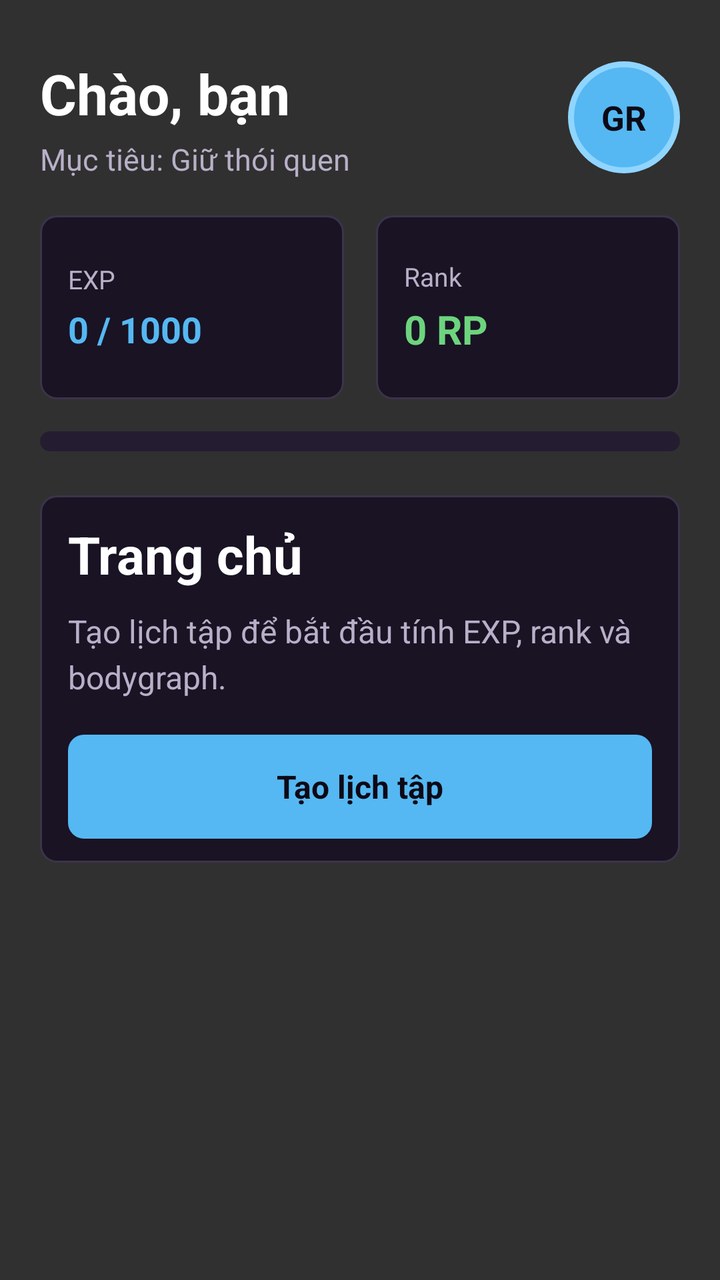
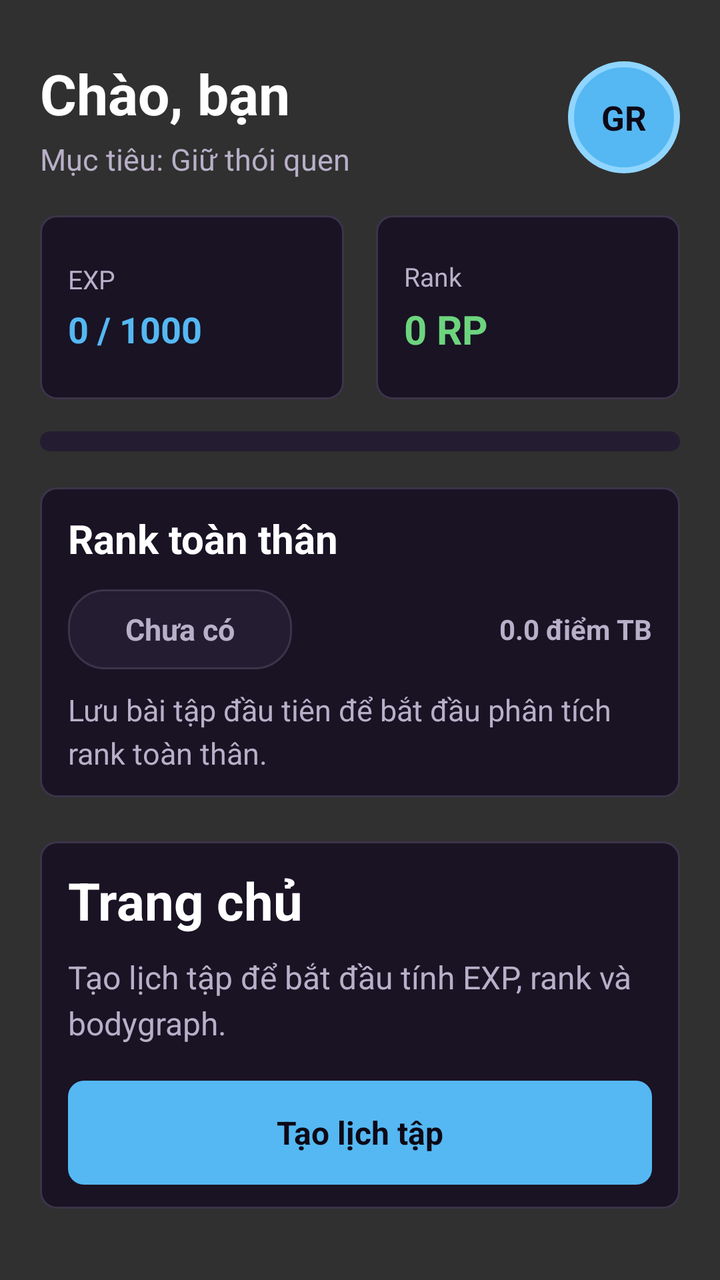

Two renders of the same Android screen: before a commit and after it. Below are the layout's source before the change and the commit's diff.
<!-- AndroidManifest.xml: application theme Theme.GymRank -->
<!-- res/layout/screen_home_dashboard.xml -->
<LinearLayout xmlns:android="http://schemas.android.com/apk/res/android"
    android:layout_width="match_parent"
    android:layout_height="wrap_content"
    android:orientation="vertical"
    android:paddingLeft="20dp"
    android:paddingTop="28dp"
    android:paddingRight="20dp"
    android:paddingBottom="18dp">

    <LinearLayout
        android:layout_width="match_parent"
        android:layout_height="wrap_content"
        android:gravity="center_vertical"
        android:orientation="horizontal">

        <LinearLayout
            android:layout_width="0dp"
            android:layout_height="wrap_content"
            android:layout_weight="1"
            android:orientation="vertical">

            <TextView
                android:id="@+id/home_name"
                android:layout_width="match_parent"
                android:layout_height="wrap_content"
                android:text="Chào, bạn"
                android:textColor="@color/gr_text"
                android:textSize="28sp"
                android:textStyle="bold" />

            <TextView
                android:id="@+id/home_goal"
                android:layout_width="match_parent"
                android:layout_height="wrap_content"
                android:layout_marginTop="4dp"
                android:text="Mục tiêu: Giữ thói quen"
                android:textColor="@color/gr_text_muted"
                android:textSize="15sp" />
        </LinearLayout>

        <TextView
            android:layout_width="56dp"
            android:layout_height="56dp"
            android:background="@drawable/bg_avatar"
            android:gravity="center"
            android:text="GR"
            android:textColor="@color/gr_background"
            android:textSize="17sp"
            android:textStyle="bold" />
    </LinearLayout>

    <LinearLayout
        android:layout_width="match_parent"
        android:layout_height="wrap_content"
        android:layout_marginTop="18dp"
        android:orientation="horizontal">

        <LinearLayout
            android:layout_width="0dp"
            android:layout_height="92dp"
            android:layout_marginRight="8dp"
            android:layout_weight="1"
            android:background="@drawable/bg_card"
            android:gravity="center_vertical"
            android:orientation="vertical">

            <TextView
                android:layout_width="wrap_content"
                android:layout_height="wrap_content"
                android:text="EXP"
                android:textColor="@color/gr_text_muted"
                android:textSize="13sp" />

            <TextView
                android:id="@+id/exp_value"
                android:layout_width="wrap_content"
                android:layout_height="wrap_content"
                android:layout_marginTop="4dp"
                android:text="0 / 1000"
                android:textColor="@color/gr_blue"
                android:textSize="18sp"
                android:textStyle="bold" />
        </LinearLayout>

        <LinearLayout
            android:layout_width="0dp"
            android:layout_height="92dp"
            android:layout_marginLeft="8dp"
            android:layout_weight="1"
            android:background="@drawable/bg_card"
            android:gravity="center_vertical"
            android:orientation="vertical">

            <TextView
                android:layout_width="wrap_content"
                android:layout_height="wrap_content"
                android:text="Rank"
                android:textColor="@color/gr_text_muted"
                android:textSize="13sp" />

            <TextView
                android:id="@+id/rank_value"
                android:layout_width="wrap_content"
                android:layout_height="wrap_content"
                android:layout_marginTop="4dp"
                android:text="0 RP"
                android:textColor="@color/gr_green"
                android:textSize="20sp"
                android:textStyle="bold" />
        </LinearLayout>
    </LinearLayout>

    <ProgressBar
        android:id="@+id/exp_progress"
        style="?android:attr/progressBarStyleHorizontal"
        android:layout_width="match_parent"
        android:layout_height="10dp"
        android:layout_marginTop="16dp"
        android:max="1000"
        android:progress="0"
        android:progressDrawable="@drawable/bg_progress" />

    <LinearLayout
        android:layout_width="match_parent"
        android:layout_height="wrap_content"
        android:layout_marginTop="22dp"
        android:background="@drawable/bg_card"
        android:orientation="vertical">

        <TextView
            android:layout_width="match_parent"
            android:layout_height="wrap_content"
            android:text="Trang chủ"
            android:textColor="@color/gr_text"
            android:textSize="26sp"
            android:textStyle="bold" />

        <TextView
            android:id="@+id/home_hint"
            android:layout_width="match_parent"
            android:layout_height="wrap_content"
            android:layout_marginTop="10dp"
            android:lineSpacingExtra="4dp"
            android:text="Tạo lịch tập để bắt đầu tính EXP, rank và bodygraph."
            android:textColor="@color/gr_text_muted"
            android:textSize="16sp" />

        <TextView
            android:id="@+id/home_primary_action"
            android:layout_width="match_parent"
            android:layout_height="52dp"
            android:layout_marginTop="18dp"
            android:background="@drawable/bg_card_blue"
            android:gravity="center"
            android:text="Tạo lịch tập"
            android:textColor="@color/gr_background"
            android:textSize="16sp"
            android:textStyle="bold" />
    </LinearLayout>
</LinearLayout>
<!-- resources referenced by this layout -->
<resources>
  <color name="gr_background">#0D0916</color>
  <color name="gr_blue">#55B8F2</color>
  <color name="gr_green">#6DD47E</color>
  <color name="gr_text">#FFFFFF</color>
  <color name="gr_text_muted">#B8B0C8</color>
  <!-- drawable bg_avatar (drawable) -->
  <shape xmlns:android="http://schemas.android.com/apk/res/android"
      android:shape="oval">
      <solid android:color="@color/gr_blue" />
      <stroke android:width="3dp" android:color="#8FD5FF" />
  </shape>
  <!-- drawable bg_card (drawable) -->
  <shape xmlns:android="http://schemas.android.com/apk/res/android">
      <solid android:color="@color/gr_surface" />
      <stroke android:width="1dp" android:color="@color/gr_border" />
      <corners android:radius="8dp" />
      <padding android:left="14dp" android:top="12dp" android:right="14dp" android:bottom="12dp" />
  </shape>
  <!-- drawable bg_card_blue (drawable) -->
  <shape xmlns:android="http://schemas.android.com/apk/res/android">
      <solid android:color="@color/gr_blue" />
      <corners android:radius="8dp" />
      <padding android:left="16dp" android:top="12dp" android:right="16dp" android:bottom="12dp" />
  </shape>
  <!-- drawable bg_progress (drawable) -->
  <layer-list xmlns:android="http://schemas.android.com/apk/res/android">
      <item android:id="@android:id/background">
          <shape>
              <solid android:color="@color/gr_surface_alt" />
              <corners android:radius="8dp" />
          </shape>
      </item>
      <item android:id="@android:id/progress">
          <clip>
              <shape>
                  <solid android:color="@color/gr_blue" />
                  <corners android:radius="8dp" />
              </shape>
          </clip>
      </item>
  </layer-list>
  <style name="Theme.GymRank" parent="@android:style/Theme.Material.NoActionBar">
          <item name="android:fontFamily">sans-serif</item>
          <item name="android:windowActionBar">false</item>
          <item name="android:windowNoTitle">true</item>
          <item name="android:windowLightStatusBar">false</item>
          <item name="android:statusBarColor">@color/gr_background</item>
          <item name="android:navigationBarColor">@color/gr_background</item>
          <item name="android:colorAccent">@color/gr_blue</item>
      </style>
  <color name="gr_surface">#191324</color>
  <color name="gr_border">#3C344A</color>
  <color name="gr_surface_alt">#241D31</color>
</resources>

<!-- the commit's change to res/layout/screen_home_dashboard.xml (unified diff, before → after) -->
@@ -123,6 +123,64 @@
     <LinearLayout
         android:layout_width="match_parent"
         android:layout_height="wrap_content"
+        android:layout_marginTop="18dp"
+        android:background="@drawable/bg_card"
+        android:orientation="vertical">
+
+        <TextView
+            android:layout_width="match_parent"
+            android:layout_height="wrap_content"
+            android:text="Rank toàn thân"
+            android:textColor="@color/gr_text"
+            android:textSize="20sp"
+            android:textStyle="bold" />
+
+        <LinearLayout
+            android:layout_width="match_parent"
+            android:layout_height="wrap_content"
+            android:layout_marginTop="12dp"
+            android:gravity="center_vertical"
+            android:orientation="horizontal">
+
+            <TextView
+                android:id="@+id/home_overall_rank_label"
+                android:layout_width="wrap_content"
+                android:layout_height="40dp"
+                android:background="@drawable/bg_chip"
+                android:gravity="center"
+                android:minWidth="112dp"
+                android:text="Chưa có"
+                android:textColor="@color/gr_text_muted"
+                android:textSize="15sp"
+                android:textStyle="bold" />
+
+            <TextView
+                android:id="@+id/home_overall_rank_points"
+                android:layout_width="0dp"
+                android:layout_height="wrap_content"
+                android:layout_marginLeft="12dp"
+                android:layout_weight="1"
+                android:gravity="right"
+                android:text="0.0 điểm TB"
+                android:textColor="@color/gr_text_muted"
+                android:textSize="14sp"
+                android:textStyle="bold" />
+        </LinearLayout>
+
+        <TextView
+            android:id="@+id/home_rank_summary"
+            android:layout_width="match_parent"
+            android:layout_height="wrap_content"
+            android:layout_marginTop="10dp"
+            android:lineSpacingExtra="4dp"
+            android:text="Lưu bài tập đầu tiên để bắt đầu phân tích rank toàn thân."
+            android:textColor="@color/gr_text_muted"
+            android:textSize="15sp" />
+    </LinearLayout>
+
+    <LinearLayout
+        android:layout_width="match_parent"
+        android:layout_height="wrap_content"
         android:layout_marginTop="22dp"
         android:background="@drawable/bg_card"
         android:orientation="vertical">
<!-- resource entries referenced after the edit -->
@@ -23,6 +23,13 @@
       <solid android:color="@color/gr_blue" />
       <corners android:radius="8dp" />
       <padding android:left="16dp" android:top="12dp" android:right="16dp" android:bottom="12dp" />
+  </shape>
+  <!-- drawable bg_chip (drawable) -->
+  <shape xmlns:android="http://schemas.android.com/apk/res/android">
+      <solid android:color="@color/gr_surface_alt" />
+      <stroke android:width="1dp" android:color="@color/gr_border" />
+      <corners android:radius="18dp" />
+      <padding android:left="14dp" android:top="8dp" android:right="14dp" android:bottom="8dp" />
   </shape>
   <!-- drawable bg_progress (drawable) -->
   <layer-list xmlns:android="http://schemas.android.com/apk/res/android">
